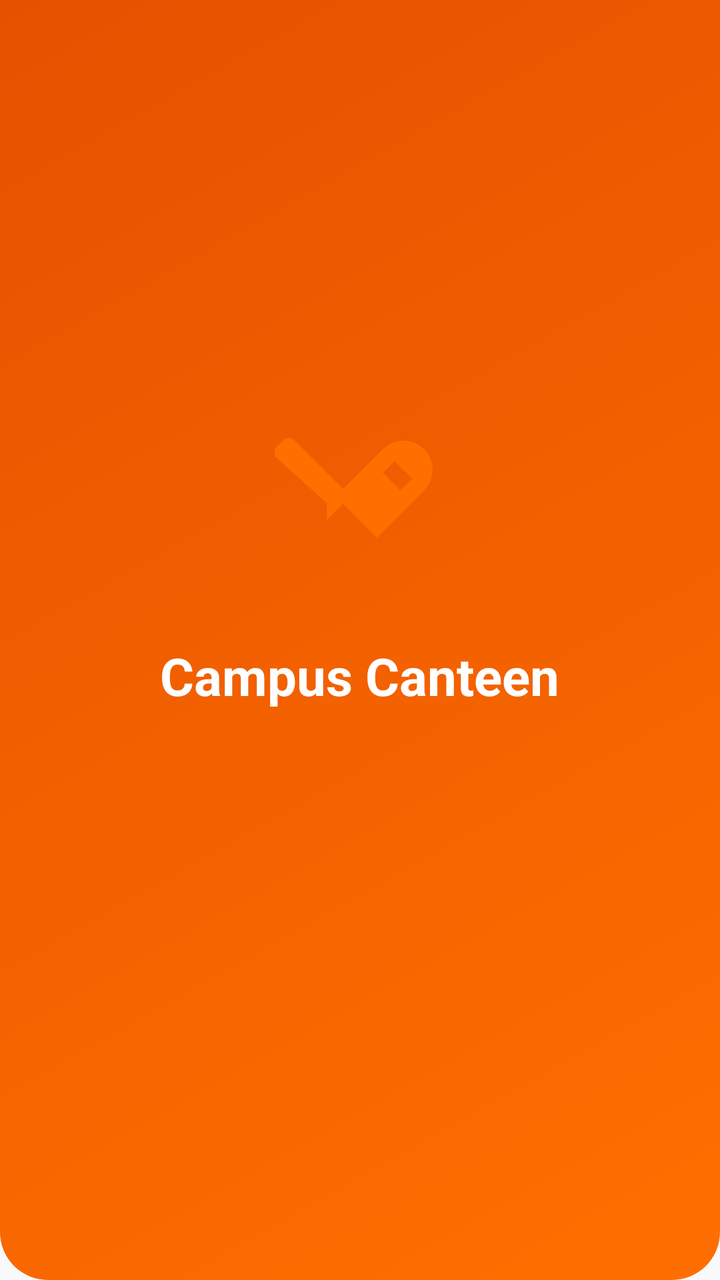
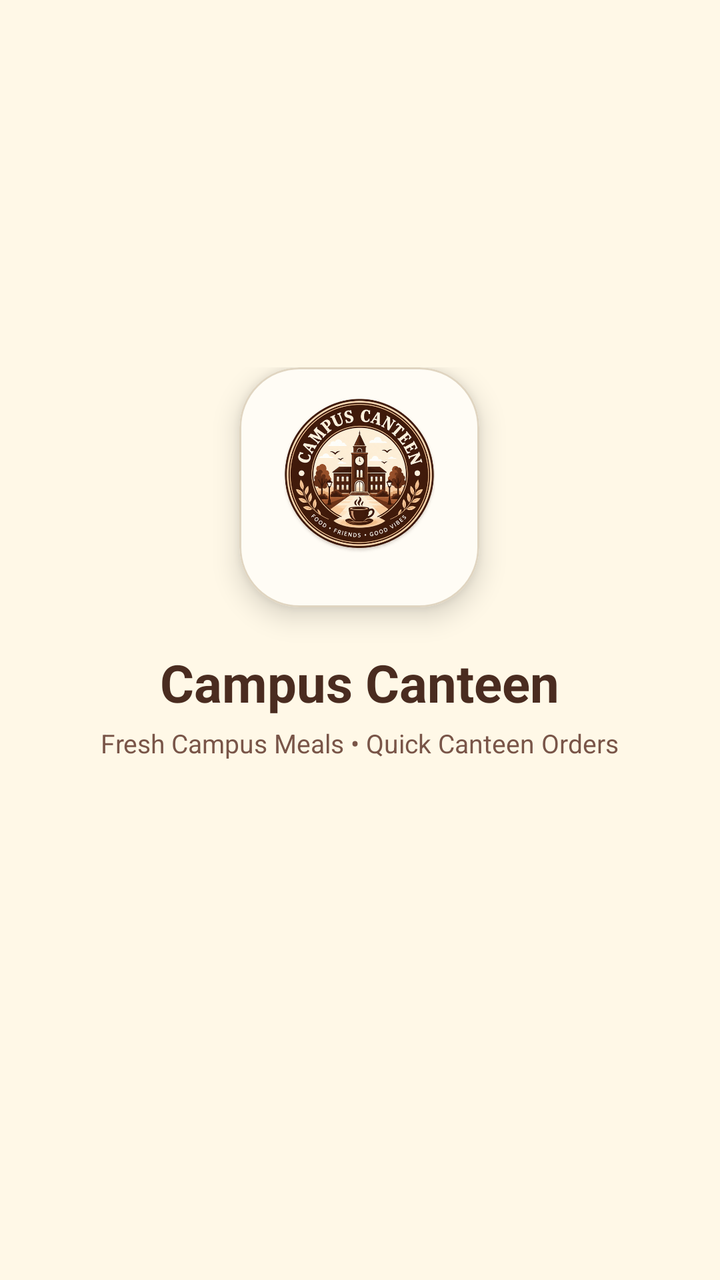

Compare the two renders of this Android layout. The source of the first and the diff that turns it into the second are given below.
<!-- AndroidManifest.xml: activity theme Theme.CollegeCanteenFoodOrderingApp.NoActionBar -->
<!-- res/layout/activity_splash.xml -->
<?xml version="1.0" encoding="utf-8"?>
<RelativeLayout xmlns:android="http://schemas.android.com/apk/res/android"
    android:layout_width="match_parent"
    android:layout_height="match_parent"
    android:background="@drawable/bg_header_gradient"
    android:gravity="center">

    <LinearLayout
        android:layout_width="wrap_content"
        android:layout_height="wrap_content"
        android:gravity="center"
        android:orientation="vertical">

        <ImageView
            android:layout_width="100dp"
            android:layout_height="100dp"
            android:contentDescription="@string/app_name"
            android:src="@drawable/ic_restaurant_menu" />

        <TextView
            android:layout_width="wrap_content"
            android:layout_height="wrap_content"
            android:layout_marginTop="16dp"
            android:text="@string/app_name"
            android:textColor="@color/white"
            android:textSize="26sp"
            android:textStyle="bold" />

        <ProgressBar
            android:layout_width="wrap_content"
            android:layout_height="wrap_content"
            android:layout_marginTop="32dp"
            android:indeterminateTint="@color/white" />

    </LinearLayout>

</RelativeLayout>
<!-- resources referenced by this layout -->
<resources>
  <color name="white">#FFFFFF</color>
  <!-- drawable bg_header_gradient (drawable) -->
  <?xml version="1.0" encoding="utf-8"?>
  <shape xmlns:android="http://schemas.android.com/apk/res/android"
      android:shape="rectangle">
      <gradient
          android:angle="135"
          android:endColor="#E65100"
          android:startColor="#FF6F00"
          android:type="linear" />
      <corners
          android:bottomLeftRadius="24dp"
          android:bottomRightRadius="24dp" />
  </shape>
  <!-- drawable ic_restaurant_menu (drawable) -->
  <vector xmlns:android="http://schemas.android.com/apk/res/android"
      android:width="24dp"
      android:height="24dp"
      android:viewportWidth="24"
      android:viewportHeight="24">
      <path
          android:fillColor="#FF6F00"
          android:pathData="M8.1,13.34l2.83,-2.83 -6.69,-6.69c-0.39,-0.39 -1.02,-0.39 -1.41,0l-0.71,0.71c-0.39,0.39 -0.39,1.02 0,1.41l5.98,5.4zm11.66,-8.48c-1.37,-1.37 -3.58,-1.37 -4.95,0l-5.66,5.66 4.95,4.95 5.66,-5.66c1.37,-1.37 1.37,-3.58 0,-4.95zm-1.41,3.54l-1.41,1.41 -2.12,-2.12 1.41,-1.41 2.12,2.12z" />
  </vector>
  <string name="app_name">Campus Canteen</string>
  <style name="Theme.CollegeCanteenFoodOrderingApp.NoActionBar" parent="Base.Theme.CollegeCanteenFoodOrderingApp">
          <item name="windowActionBar">false</item>
          <item name="windowNoTitle">true</item>
      </style>
  <style name="Base.Theme.CollegeCanteenFoodOrderingApp" parent="Theme.Material3.DayNight">
          <item name="colorPrimary">@color/primary</item>
          <item name="colorPrimaryDark">@color/primary_dark</item>
          <item name="colorAccent">@color/accent</item>
          <item name="android:windowBackground">@color/bg_main</item>
      </style>
  <color name="primary">#FF6F00</color>
  <color name="primary_dark">#E65100</color>
  <color name="accent">#FF9800</color>
  <color name="bg_main">#F8F9FA</color>
</resources>

<!-- the commit's change to res/layout/activity_splash.xml (unified diff, before → after) -->
@@ -1,36 +1,60 @@
 <?xml version="1.0" encoding="utf-8"?>
 <RelativeLayout xmlns:android="http://schemas.android.com/apk/res/android"
+    xmlns:app="http://schemas.android.com/apk/res-auto"
     android:layout_width="match_parent"
     android:layout_height="match_parent"
-    android:background="@drawable/bg_header_gradient"
+    android:background="@color/bg_cream"
     android:gravity="center">
 
     <LinearLayout
         android:layout_width="wrap_content"
         android:layout_height="wrap_content"
         android:gravity="center"
-        android:orientation="vertical">
+        android:orientation="vertical"
+        android:padding="24dp">
 
-        <ImageView
-            android:layout_width="100dp"
-            android:layout_height="100dp"
-            android:contentDescription="@string/app_name"
-            android:src="@drawable/ic_restaurant_menu" />
+        <com.google.android.material.card.MaterialCardView
+            android:layout_width="120dp"
+            android:layout_height="120dp"
+            app:cardBackgroundColor="@color/surface_card"
+            app:cardCornerRadius="30dp"
+            app:cardElevation="8dp"
+            app:strokeColor="@color/border_light"
+            app:strokeWidth="1dp">
+
+            <ImageView
+                android:id="@+id/ivSplashLogo"
+                android:layout_width="90dp"
+                android:layout_height="90dp"
+                android:layout_gravity="center"
+                android:contentDescription="@string/app_name"
+                android:src="@drawable/ic_official_logo" />
+        </com.google.android.material.card.MaterialCardView>
+
+        <TextView
+            android:id="@+id/tvTagline"
+            android:layout_width="wrap_content"
+            android:layout_height="wrap_content"
+            android:layout_marginTop="20dp"
+            android:text="@string/app_name"
+            android:textColor="@color/primary_dark"
+            android:textSize="26sp"
+            android:textStyle="bold" />
 
         <TextView
             android:layout_width="wrap_content"
             android:layout_height="wrap_content"
-            android:layout_marginTop="16dp"
-            android:text="@string/app_name"
-            android:textColor="@color/white"
-            android:textSize="26sp"
-            android:textStyle="bold" />
+            android:layout_marginTop="4dp"
+            android:text="Fresh Campus Meals • Quick Canteen Orders"
+            android:textColor="@color/text_secondary"
+            android:textSize="13sp" />
 
         <ProgressBar
-            android:layout_width="wrap_content"
-            android:layout_height="wrap_content"
-            android:layout_marginTop="32dp"
-            android:indeterminateTint="@color/white" />
+            android:id="@+id/progressBar"
+            android:layout_width="36dp"
+            android:layout_height="36dp"
+            android:layout_marginTop="40dp"
+            android:indeterminateTint="@color/primary" />
 
     </LinearLayout>
 
<!-- resource entries referenced after the edit -->
@@ -1,29 +1,7 @@
 <!-- resources referenced by this layout -->
 <resources>
-  <color name="white">#FFFFFF</color>
-  <!-- drawable bg_header_gradient (drawable) -->
-  <?xml version="1.0" encoding="utf-8"?>
-  <shape xmlns:android="http://schemas.android.com/apk/res/android"
-      android:shape="rectangle">
-      <gradient
-          android:angle="135"
-          android:endColor="#E65100"
-          android:startColor="#FF6F00"
-          android:type="linear" />
-      <corners
-          android:bottomLeftRadius="24dp"
-          android:bottomRightRadius="24dp" />
-  </shape>
-  <!-- drawable ic_restaurant_menu (drawable) -->
-  <vector xmlns:android="http://schemas.android.com/apk/res/android"
-      android:width="24dp"
-      android:height="24dp"
-      android:viewportWidth="24"
-      android:viewportHeight="24">
-      <path
-          android:fillColor="#FF6F00"
-          android:pathData="M8.1,13.34l2.83,-2.83 -6.69,-6.69c-0.39,-0.39 -1.02,-0.39 -1.41,0l-0.71,0.71c-0.39,0.39 -0.39,1.02 0,1.41l5.98,5.4zm11.66,-8.48c-1.37,-1.37 -3.58,-1.37 -4.95,0l-5.66,5.66 4.95,4.95 5.66,-5.66c1.37,-1.37 1.37,-3.58 0,-4.95zm-1.41,3.54l-1.41,1.41 -2.12,-2.12 1.41,-1.41 2.12,2.12z" />
-  </vector>
+  <color name="bg_cream">#FFF8E7</color>
+  <color name="border_light">#E0D5C1</color>
   <string name="app_name">Campus Canteen</string>
   <style name="Theme.CollegeCanteenFoodOrderingApp.NoActionBar" parent="Base.Theme.CollegeCanteenFoodOrderingApp">
           <item name="windowActionBar">false</item>
@@ -35,9 +13,12 @@
           <item name="colorAccent">@color/accent</item>
           <item name="android:windowBackground">@color/bg_main</item>
       </style>
-  <color name="primary">#FF6F00</color>
-  <color name="primary_dark">#E65100</color>
-  <color name="accent">#FF9800</color>
-  <color name="bg_main">#F8F9FA</color>
+  <color name="primary">#6B4226</color>
+  <color name="primary_dark">#4A2C20</color>
+  <color name="surface_card">#FFFCF5</color>
+  <color name="text_secondary">#795548</color>
+  <!-- drawable ic_official_logo: png bitmap (drawable, 322954 bytes) -->
+  <color name="accent">#B97843</color>
+  <color name="bg_main">#FFF8E7</color>
 </resources>
 
